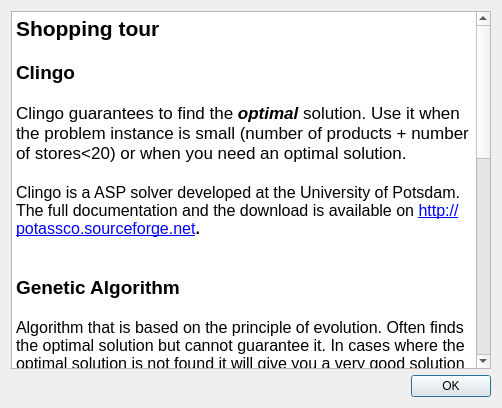
First picture: the form in gui/ui_helpdialog.ui, repository domoritz/informaticup-2012, before the edit.
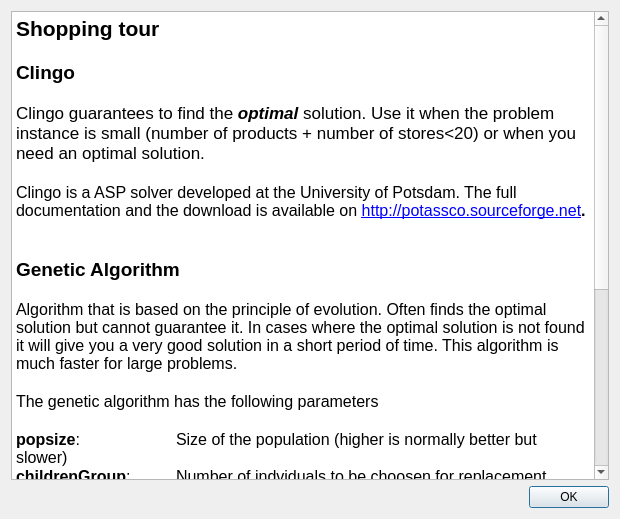
Second picture: the form after the edit.

What changed in the file:
```diff
--- a/gui/ui_helpdialog.ui
+++ b/gui/ui_helpdialog.ui
@@ -6,8 +6,8 @@
    <rect>
     <x>0</x>
     <y>0</y>
-    <width>502</width>
-    <height>408</height>
+    <width>620</width>
+    <height>519</height>
    </rect>
   </property>
   <property name="windowTitle">
@@ -18,7 +18,7 @@
     <widget class="QTextBrowser" name="textBrowser">
      <property name="minimumSize">
       <size>
-       <width>478</width>
+       <width>596</width>
        <height>344</height>
       </size>
      </property>
@@ -48,9 +48,12 @@
 &lt;p style=&quot; margin-top:0px; margin-bottom:0px; margin-left:0px; margin-right:0px; -qt-block-indent:0; text-indent:0px;&quot;&gt;&lt;span style=&quot; font-size:12pt; font-weight:600;&quot;&gt;mutation&lt;/span&gt;&lt;span style=&quot; font-size:12pt;&quot;&gt;:		Probability of mutuation (higher means faster but less accurate).&lt;/span&gt;&lt;/p&gt;
 &lt;p style=&quot; margin-top:0px; margin-bottom:0px; margin-left:0px; margin-right:0px; -qt-block-indent:0; text-indent:0px;&quot;&gt;&lt;span style=&quot; font-size:12pt; font-weight:600;&quot;&gt;shortening&lt;/span&gt;&lt;span style=&quot; font-size:12pt;&quot;&gt;:		Probability of shortening solution. &lt;/span&gt;&lt;/p&gt;
 &lt;p style=&quot; margin-top:0px; margin-bottom:0px; margin-left:0px; margin-right:0px; -qt-block-indent:0; text-indent:0px;&quot;&gt;&lt;span style=&quot; font-size:12pt; font-weight:600;&quot;&gt;maxGenerations&lt;/span&gt;&lt;span style=&quot; font-size:12pt;&quot;&gt;: 	Maximum number of generations to be crated by python &lt;/span&gt;&lt;/p&gt;
-&lt;p style=&quot; margin-top:0px; margin-bottom:0px; margin-left:0px; margin-right:0px; -qt-block-indent:0; text-indent:0px;&quot;&gt;&lt;span style=&quot; font-size:12pt;&quot;&gt;		generator (higher is better but needs more time and is sometimes unnecessary).&lt;/span&gt;&lt;/p&gt;
-&lt;p style=&quot; margin-top:0px; margin-bottom:0px; margin-left:0px; margin-right:0px; -qt-block-indent:0; text-indent:0px;&quot;&gt;&lt;span style=&quot; font-size:12pt; font-weight:600;&quot;&gt;stopAfter&lt;/span&gt;&lt;span style=&quot; font-size:12pt;&quot;&gt;:		How many generations with same solution before algorithm should stop&lt;/span&gt;&lt;/p&gt;
-&lt;p style=&quot; margin-top:0px; margin-bottom:0px; margin-left:0px; margin-right:0px; -qt-block-indent:0; text-indent:0px;&quot;&gt;&lt;span style=&quot; font-size:12pt; font-weight:600;&quot;&gt;catastrophyAfter&lt;/span&gt;&lt;span style=&quot; font-size:12pt;&quot;&gt;: 	When a catastrophy should happen that mutates a lot of individuals&lt;/span&gt;&lt;/p&gt;
+&lt;p style=&quot; margin-top:0px; margin-bottom:0px; margin-left:0px; margin-right:0px; -qt-block-indent:0; text-indent:0px;&quot;&gt;&lt;span style=&quot; font-size:12pt;&quot;&gt;		generator (higher is better but needs more time and is &lt;/span&gt;&lt;/p&gt;
+&lt;p style=&quot; margin-top:0px; margin-bottom:0px; margin-left:0px; margin-right:0px; -qt-block-indent:0; text-indent:0px;&quot;&gt;&lt;span style=&quot; font-size:12pt;&quot;&gt;		sometimes unnecessary).&lt;/span&gt;&lt;/p&gt;
+&lt;p style=&quot; margin-top:0px; margin-bottom:0px; margin-left:0px; margin-right:0px; -qt-block-indent:0; text-indent:0px;&quot;&gt;&lt;span style=&quot; font-size:12pt; font-weight:600;&quot;&gt;stopAfter&lt;/span&gt;&lt;span style=&quot; font-size:12pt;&quot;&gt;:		How many generations with same solution before algorithm &lt;/span&gt;&lt;/p&gt;
+&lt;p style=&quot; margin-top:0px; margin-bottom:0px; margin-left:0px; margin-right:0px; -qt-block-indent:0; text-indent:0px;&quot;&gt;&lt;span style=&quot; font-size:12pt;&quot;&gt;		should stop&lt;/span&gt;&lt;/p&gt;
+&lt;p style=&quot; margin-top:0px; margin-bottom:0px; margin-left:0px; margin-right:0px; -qt-block-indent:0; text-indent:0px;&quot;&gt;&lt;span style=&quot; font-size:12pt; font-weight:600;&quot;&gt;catastrophyAfter&lt;/span&gt;&lt;span style=&quot; font-size:12pt;&quot;&gt;: 	When a catastrophy should happen that mutates &lt;/span&gt;&lt;/p&gt;
+&lt;p style=&quot; margin-top:0px; margin-bottom:0px; margin-left:0px; margin-right:0px; -qt-block-indent:0; text-indent:0px;&quot;&gt;&lt;span style=&quot; font-size:12pt;&quot;&gt;		a lot of individuals&lt;/span&gt;&lt;/p&gt;
 &lt;p style=&quot; margin-top:0px; margin-bottom:0px; margin-left:0px; margin-right:0px; -qt-block-indent:0; text-indent:0px;&quot;&gt;&lt;span style=&quot; font-size:12pt; font-weight:600;&quot;&gt;seed&lt;/span&gt;&lt;span style=&quot; font-size:12pt;&quot;&gt;:		Seed for python random. If this stays the same, the result will &lt;/span&gt;&lt;/p&gt;
 &lt;p style=&quot; margin-top:0px; margin-bottom:0px; margin-left:0px; margin-right:0px; -qt-block-indent:0; text-indent:0px;&quot;&gt;&lt;span style=&quot; font-size:12pt;&quot;&gt;		always be the same. Use None in order to get random.&lt;/span&gt;&lt;/p&gt;
 &lt;p style=&quot;-qt-paragraph-type:empty; margin-top:0px; margin-bottom:0px; margin-left:0px; margin-right:0px; -qt-block-indent:0; text-indent:0px; font-size:12pt;&quot;&gt;&lt;/p&gt;&lt;/body&gt;&lt;/html&gt;</string>
```
